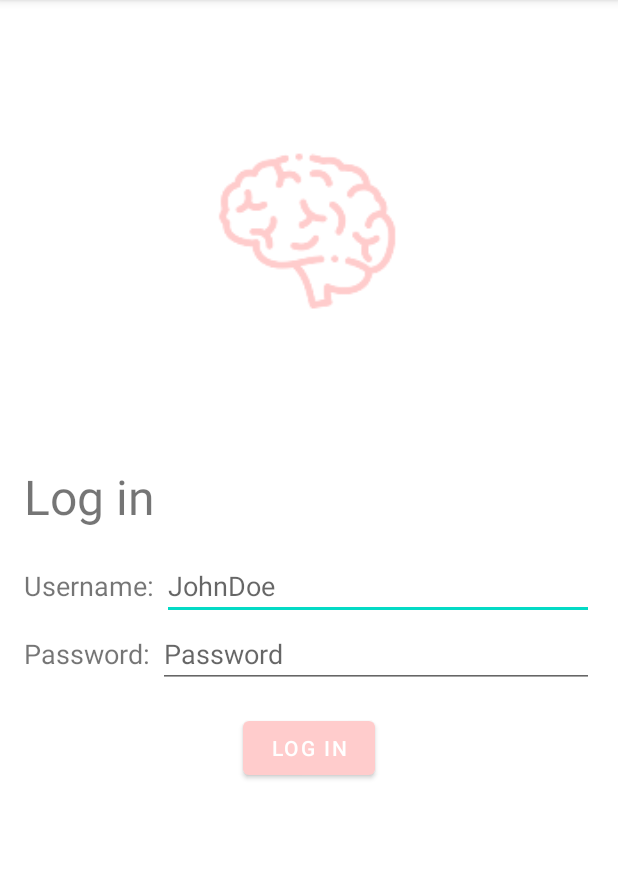
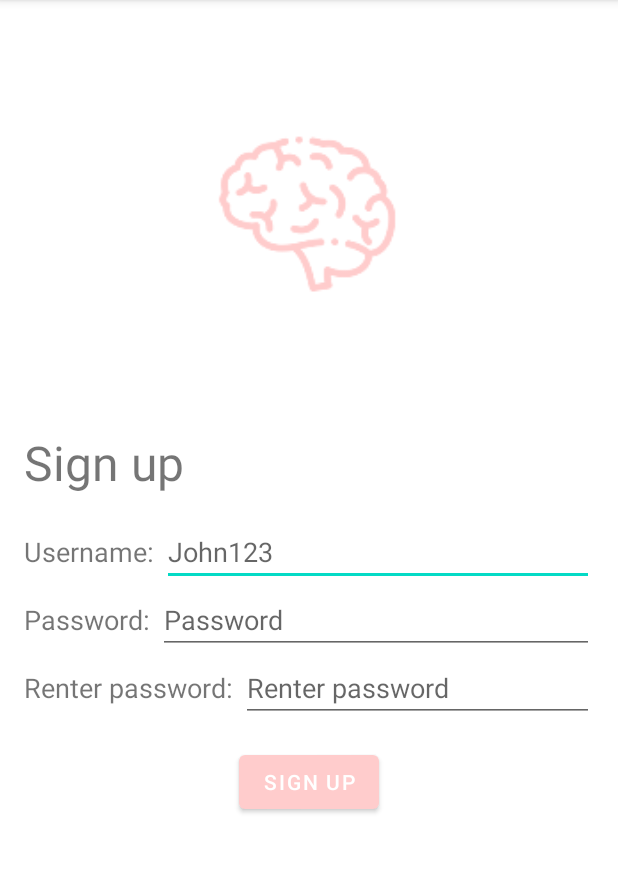
Before and after one commit to plateauh/Experiment, an Android app: the screen it shows after launch (MainActivity), on a phone screen of 412 x 824 dp, the part 84-957 px from its top. Run offline under Robolectric (Android 15) with nearby library versions, the phone set to English and light mode, and no system bars.

Commit message:
Frontend done

```diff
--- a/app/src/main/res/layout/activity_main.xml
+++ b/app/src/main/res/layout/activity_main.xml
@@ -37,7 +37,7 @@
             android:layout_width="match_parent"
             android:layout_height="wrap_content"
             android:layout_marginBottom="15dp"
-            android:text="Log in"
+            android:text="Sign up"
             android:textSize="32dp" />
 
         <LinearLayout
@@ -48,15 +48,15 @@
                 android:id="@+id/textView4"
                 android:layout_width="wrap_content"
                 android:layout_height="wrap_content"
-                android:textSize="18dp"
-                android:text="Username:" />
+                android:text="Username:"
+                android:textSize="18dp" />
 
             <EditText
                 android:id="@+id/username"
                 android:layout_width="match_parent"
                 android:layout_height="wrap_content"
-                android:hint="JohnDoe"
                 android:layout_marginLeft="5dp"
+                android:hint="John123"
                 android:inputType="textEmailAddress"
                 android:selectAllOnFocus="true" />
         </LinearLayout>
@@ -66,21 +66,45 @@
             android:layout_height="match_parent">
 
             <TextView
-                android:id="@+id/textView5"
+                android:id="@+id/tvPassword"
                 android:layout_width="wrap_content"
                 android:layout_height="wrap_content"
-                android:textSize="18dp"
-                android:text="Password:" />
+                android:text="Password:"
+                android:textSize="18dp" />
 
             <EditText
-                android:id="@+id/password"
+                android:id="@+id/tePassword"
                 android:layout_width="match_parent"
                 android:layout_height="wrap_content"
+                android:layout_marginLeft="5dp"
                 android:hint="Password"
-                android:layout_marginLeft="5dp"
                 android:imeOptions="actionDone"
                 android:inputType="textPassword"
                 android:selectAllOnFocus="true" />
+
+        </LinearLayout>
+
+        <LinearLayout
+            android:layout_width="match_parent"
+            android:layout_height="match_parent">
+
+            <TextView
+                android:id="@+id/tvRePassword"
+                android:layout_width="wrap_content"
+                android:layout_height="wrap_content"
+                android:text="Renter password:"
+                android:textSize="18dp" />
+
+            <EditText
+                android:id="@+id/teRePassword"
+                android:layout_width="match_parent"
+                android:layout_height="wrap_content"
+                android:layout_marginLeft="5dp"
+                android:hint="Renter password"
+                android:imeOptions="actionDone"
+                android:inputType="textPassword"
+                android:selectAllOnFocus="true" />
+
         </LinearLayout>
 
     </LinearLayout>
@@ -91,7 +115,7 @@
         android:layout_height="wrap_content"
         android:layout_gravity="start"
         android:layout_marginTop="16dp"
-        android:text="Log in"
+        android:text="Sign up"
         app:layout_constraintEnd_toEndOf="parent"
         app:layout_constraintStart_toStartOf="parent"
         app:layout_constraintTop_toBottomOf="@+id/linearLayout" />
```
